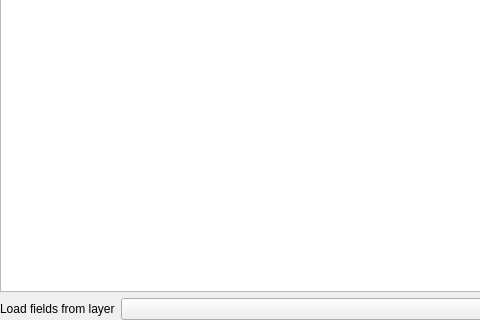
carsmie/QGIS, file python/plugins/processing/algs/qgis/ui/fieldsmappingpanelbase.ui: the form before one commit; both pictures show x 0 to 480 and y 232 to 552 of the 590 by 552 pixel window.
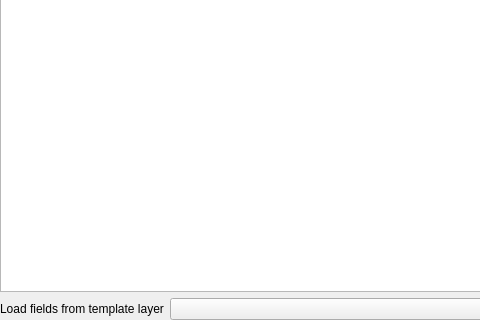
The form after the commit. Custom widgets are drawn as their Qt base class.

Commit message: Refactor fields UI: Add 'template' to label to link that layer to new column

The edit to the form file:
```diff
--- a/python/plugins/processing/algs/qgis/ui/fieldsmappingpanelbase.ui
+++ b/python/plugins/processing/algs/qgis/ui/fieldsmappingpanelbase.ui
@@ -109,7 +109,7 @@
      <item>
       <widget class="QLabel" name="loadFromLayerLabel">
        <property name="text">
-        <string>Load fields from layer</string>
+        <string>Load fields from template layer</string>
        </property>
       </widget>
      </item>
```
Left out of the diff: 2 changed lines with no effect on the pictures.
